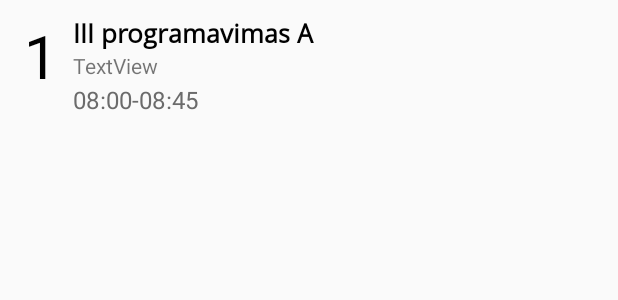
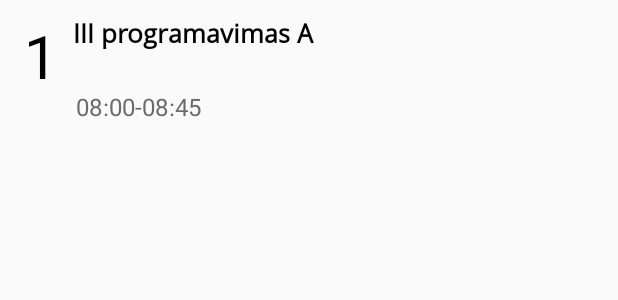
Before and after one commit to EidenisK/tvarkarastis, an Android app: the layout pamokos_list_row.xml on its own in the app's theme, with its tools: preview values and no code run, on a phone screen of 412 x 824 dp. Shown: the top 300 px of the screen. Run offline under Robolectric (Android 15) with nearby library versions, the light colour scheme and no system bars.

Commit message:
v1.6, pataisyti critical bugs, pridėta mokytojų ir kabinetų informacija

```diff
--- a/app/build.gradle
+++ b/app/build.gradle
@@ -6,8 +6,8 @@ android {
         applicationId "com.example.user.myapplication"
         minSdkVersion 21
         targetSdkVersion 28
-        versionCode 15
-        versionName "v1.5"
+        versionCode 16
+        versionName "v1.6"
         testInstrumentationRunner "android.support.test.runner.AndroidJUnitRunner"
     }
     buildTypes {
--- a/app/src/main/java/com/example/user/myapplication/Funkcijos.java
+++ b/app/src/main/java/com/example/user/myapplication/Funkcijos.java
@@ -129,7 +129,7 @@ public class Funkcijos {
                     tempStr = cells.get(j).select("b").text();
                 }
                 if(tempStr.equals("/////") || tempStr.equals("           ")) continue;
-                //tvarkarastis.pamokos[j-1][i-2].addMokytojai(allText.replaceAll(tempStr, "").trim().replaceAll("\\u00A0", ""));
+                tvarkarastis.pamokos[j-1][i-2].addMokytojai(allText.replaceAll(tempStr, "").trim().replaceAll("\\u00A0", ""));
 
                 if(mPrefs.getBoolean("nukirpimas", false)) {
                     String [] words = tempStr.split(" ");
--- a/app/src/main/java/com/example/user/myapplication/Pamoka.java
+++ b/app/src/main/java/com/example/user/myapplication/Pamoka.java
@@ -19,6 +19,11 @@ public class Pamoka
         laikas = lks;
     }
     void setNumeris(int n) {numeris = n;}
+
+    void addMokytojai(String mok)
+    {
+        mokytojai += mok;
+    }
 
     String getPavadinimas() {
         return pavadinimas;
--- a/app/src/main/res/layout/pamokos_list_row.xml
+++ b/app/src/main/res/layout/pamokos_list_row.xml
@@ -26,11 +26,14 @@
 
     <TextView
         android:id="@+id/mokytojas"
-        android:layout_width="wrap_content"
+        android:layout_width="220dp"
         android:layout_height="wrap_content"
         android:layout_below="@+id/pavadinimas"
         android:layout_alignStart="@+id/pavadinimas"
-        android:text="TextView" />
+        android:layout_marginStart="2dp"
+        android:layout_marginTop="0dp"
+        android:textColor="?grayText"
+        android:textSize="17sp" />
 
     <TextView
         android:id="@+id/laikas"
```
Also changed, not shown: app/src/main/java/com/example/user/myapplication/PamokosAdapter.java (+11 -10 lines).
